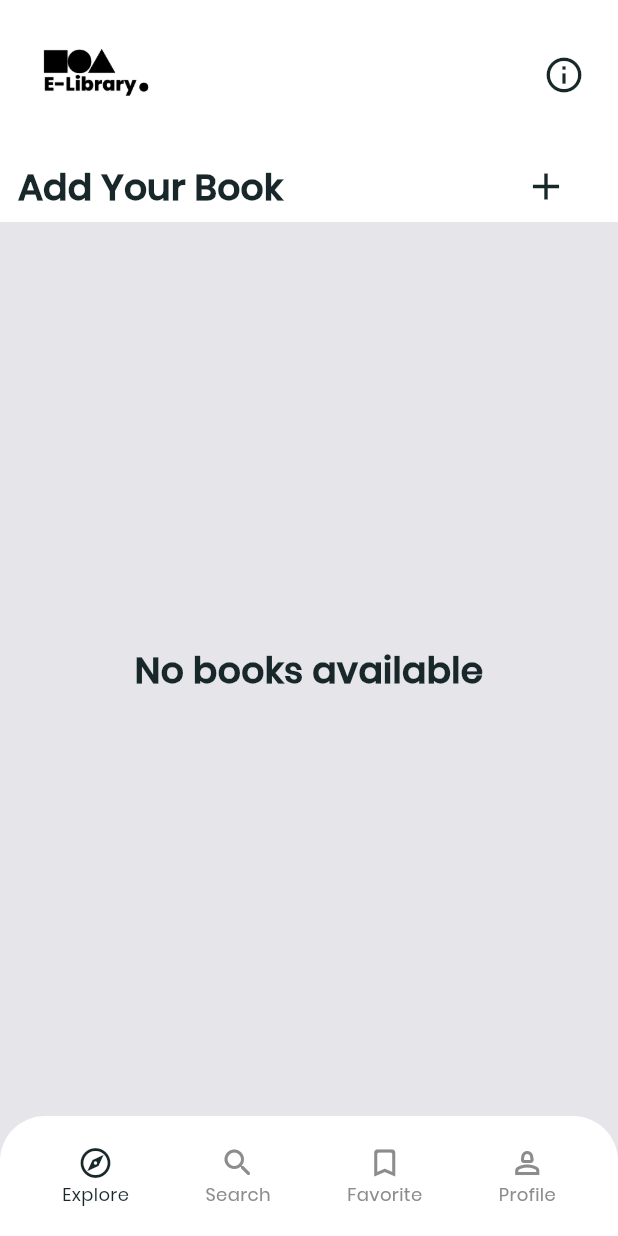
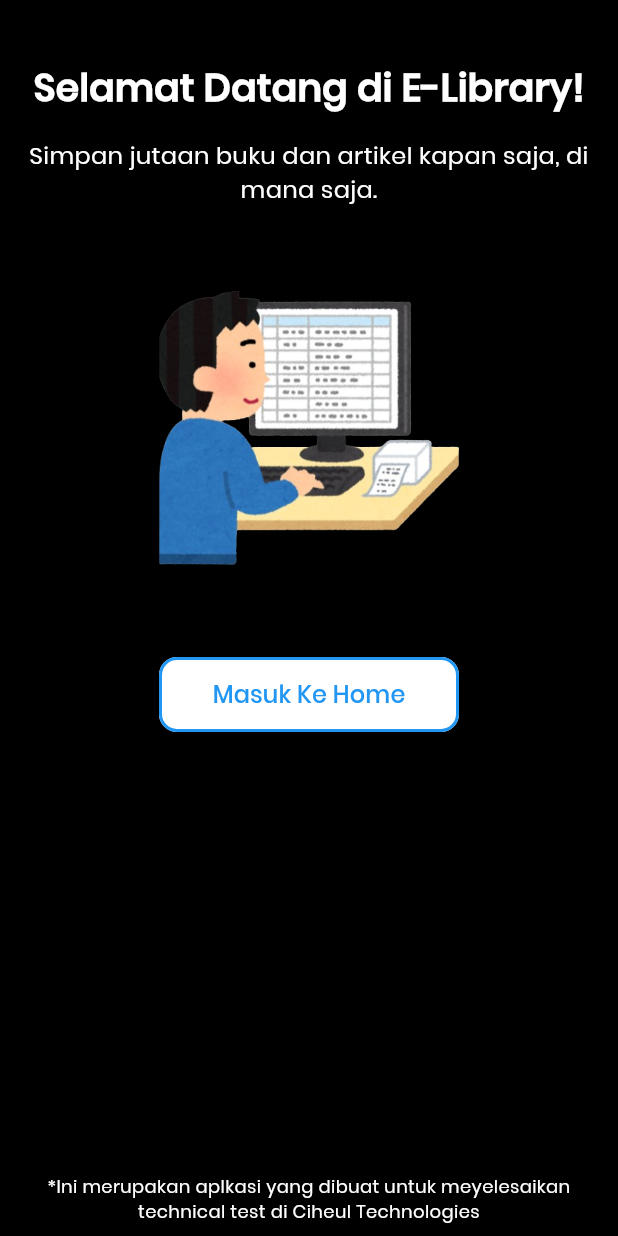
Before and after one commit to Aimmzz/e_library, a Flutter app: the screen it shows after launch, on a phone screen of 412 x 824 dp. Run offline on Flutter 3.47's test engine with Material 3 defaults, Android fonts, the phone set to English and light mode, and no system bars; our stand-ins replace drift, file_picker, permission_handler, shared_preferences; missing offline and left inert: syncfusion_flutter_pdfviewer; accounts and stored records are empty; generated files the repository leaves out were written again.

```diff
--- a/lib/features/book/detail_book.dart
+++ b/lib/features/book/detail_book.dart
@@ -30,7 +30,8 @@ class DetailBookPage extends StatelessWidget {
     return ChangeNotifierProvider(
       create: (_) => DetailBookProvider(),
       child: Scaffold(
-        body: Column(
+        body: SafeArea(
+          child: Column(
             children: [
               HeaderDetailBook(
                 title: title,
@@ -51,6 +52,7 @@ class DetailBookPage extends StatelessWidget {
             ],
           ),
         ),
+      ),
     );
   }
 }
--- a/lib/features/explore/explore_page.dart
+++ b/lib/features/explore/explore_page.dart
@@ -21,7 +21,7 @@ class _ExplorePageState extends State<ExplorePage> {
   void initState() {
     super.initState();
     Future.microtask(() {
-      Provider.of<ExplorerProvider>(context, listen: false).fetchBooks();
+      Provider.of<ExplorerProvider>(context, listen: false).checkPermissionsAndFetchData();
     });
   }
 
@@ -40,7 +40,6 @@ class _ExplorePageState extends State<ExplorePage> {
             Expanded(
               child: Consumer<ExplorerProvider>(
                 builder: (context, provider, child) {
-
                   if (provider.isLoading) {
                     return const Center(
                       child: CircularProgressIndicator(),
--- /dev/null
+++ b/lib/features/welcome/welcome_page.dart
@@ -0,0 +1,68 @@
+import 'package:e_library/constant/custom_size.dart';
+import 'package:e_library/main.dart';
+import 'package:e_library/widgets/custom_stroke_button.dart';
+import 'package:flutter/material.dart';
+
+class WelcomePage extends StatelessWidget {
+  const WelcomePage({super.key});
+
+  @override
+  Widget build(BuildContext context) {
+    return Scaffold(
+      backgroundColor: Colors.black,
+      body: SafeArea(
+          child: Padding(
+        padding: const EdgeInsets.all(8.0),
+        child: Column(
+          crossAxisAlignment: CrossAxisAlignment.center,
+          children: [
+            gapH32,
+            const Text(
+              'Selamat Datang di E-Library!',
+              style: TextStyle(
+                  fontFamily: 'Poppins',
+                  fontSize: 25,
+                  color: Colors.white,
+                  fontWeight: FontWeight.bold),
+            ),
+            gapH16,
+            const Text(
+              'Simpan jutaan buku dan artikel kapan saja, di mana saja.',
+              style: TextStyle(
+                fontFamily: 'Poppins',
+                fontSize: TextSize.subTitle,
+                color: Colors.white,
+              ),
+              textAlign: TextAlign.center,
+            ),
+            Image.asset(
+              'assets/images/image_w.png',
+              height: 300,
+              width: 250,
+            ),
+            CustomStrokeButton(
+              text: 'Masuk Ke Home',
+              onPressed: () {
+                Navigator.pushReplacement(
+                  context,
+                  MaterialPageRoute(builder: (context) => const BottomBar()),
+                );
+              },
+              color: Colors.blue,
+              size: const Size(200, 50),
+            ),
+            const Spacer(),
+            const Text(
+              '*Ini merupakan aplkasi yang dibuat untuk meyelesaikan technical test di Ciheul Technologies',
+              style: TextStyle(
+                  fontFamily: 'Poppins',
+                  fontSize: TextSize.regular,
+                  color: Colors.white),
+              textAlign: TextAlign.center,
+            ),
+          ],
+        ),
+      )),
+    );
+  }
+}
--- a/lib/main.dart
+++ b/lib/main.dart
@@ -3,6 +3,7 @@ import 'package:e_library/features/explore/explore_page.dart';
 import 'package:e_library/features/favorit/favorite_page.dart';
 import 'package:e_library/features/profile/profile_page.dart';
 import 'package:e_library/features/search/search_page.dart';
+import 'package:e_library/features/splash/splash_page.dart';
 import 'package:e_library/provider/edit_book_provider.dart';
 import 'package:e_library/provider/explorer_provider.dart';
 import 'package:e_library/provider/favorite_provider.dart';
@@ -39,7 +40,7 @@ class MyApp extends StatelessWidget {
         colorScheme: ColorScheme.fromSeed(seedColor: Colors.white),
         useMaterial3: true,
       ),
-      home: const BottomBar(),
+      home: const SplashPage(),
     );
   }
 }
--- /dev/null
+++ b/lib/widgets/custom_stroke_button.dart
@@ -0,0 +1,44 @@
+import 'package:flutter/material.dart';
+
+class CustomStrokeButton extends StatefulWidget {
+  final String text;
+  final Function()? onPressed;
+  final Color color;
+  final Size size;
+
+  const CustomStrokeButton({
+    super.key,
+    required this.text,
+    required this.onPressed,
+    required this.color,
+    required this.size,
+  });
+
+  @override
+  State<CustomStrokeButton> createState() => _CustomStrokeButtonState();
+}
+
+class _CustomStrokeButtonState extends State<CustomStrokeButton> {
+  @override
+  Widget build(BuildContext context) {
+    return ElevatedButton(
+      style: ElevatedButton.styleFrom(
+        side: BorderSide(color: widget.color, width: 2),
+        fixedSize: widget.size,
+        backgroundColor: Colors.white,
+        shape: RoundedRectangleBorder(
+          borderRadius: BorderRadius.circular(12),
+        ),
+      ),
+      onPressed: widget.onPressed,
+      child: Text(
+        widget.text,
+        style: TextStyle(
+          fontSize: 16,
+          fontFamily: 'Poppins',
+          color: widget.color,
+        ),
+      ),
+    );
+  }
+}
--- a/lib/widgets/header_explore.dart
+++ b/lib/widgets/header_explore.dart
@@ -28,11 +28,12 @@ class HeaderExplore extends StatelessWidget {
                   width: 100,
                   height: 100,
                 ),
+                //tidak digunkan untuk sekarang
                 IconButton(
                     onPressed: () {},
                     icon: const Icon(
                       Icons.info_outline,
-                      color: ColorsValues.mainBlack,
+                      color: Colors.white,
                       size: 28.0,
                     ))
               ],
--- a/pubspec.yaml
+++ b/pubspec.yaml
@@ -41,6 +41,8 @@ dependencies:
   drift_flutter: ^0.1.0
   syncfusion_flutter_pdfviewer: ^27.1.51
   file_picker: ^8.1.2
+  shared_preferences: ^2.3.2
+  permission_handler: ^11.3.1
 
 dev_dependencies:
   flutter_test:
```
Also changed, not shown: lib/features/profile/profile_page.dart (+73 -7 lines), lib/features/splash/splash_page.dart (added, +57 -0 lines), lib/helper/permission_handler.dart (added, +33 -0 lines), lib/helper/shared_preference.dart (added, +15 -0 lines), lib/provider/add_book_provider.dart (+4 -4 lines), lib/provider/explorer_provider.dart (+11 -1 lines), lib/widgets/custom_dialog_delete.dart (added, +93 -0 lines), lib/widgets/delete_dialog.dart (+6 -18 lines), lib/widgets/header_detail_book.dart (+4 -5 lines), assets/images/image_w.png (added), assets/images/rohim.jpeg (added), pubspec.lock, 2 other files. Lines whose indentation alone changed are shown as unchanged.
